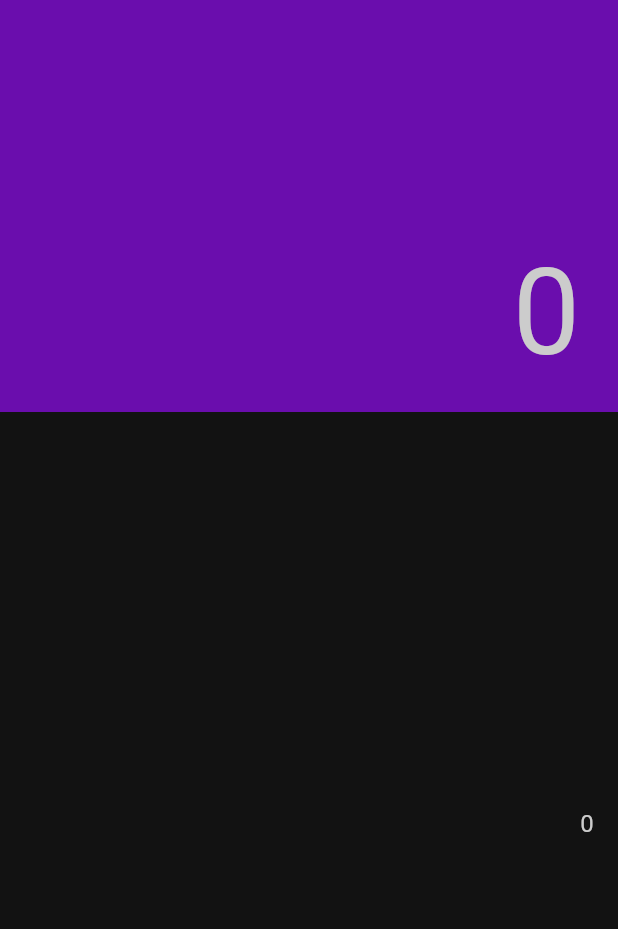
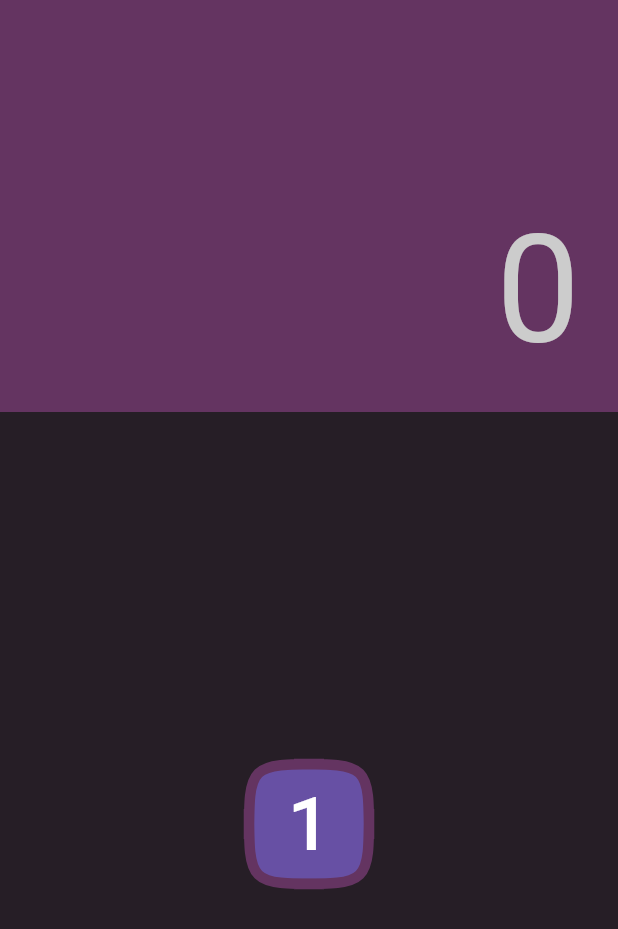
Before and after one commit to Guyllem/calculesther, a Flutter app: the screen it shows after launch, on a phone screen of 412 x 824 dp. Shown: the top 929 px of the screen. Run offline on Flutter 3.47's test engine with Material 3 defaults, Android fonts, the phone set to English and light mode, and no system bars; Roboto replaces fonts that are missing (Filxgirl).

Commit message:
1rst button design

```diff
--- a/lib/calculatrice.dart
+++ b/lib/calculatrice.dart
@@ -17,12 +17,13 @@ class _CalculatriceState extends State<Calculatrice> {
           Expanded(
             flex: 1,
             child: Container(
-              color: AppColors.deepPurple,
+              color: AppColors.topLayout,
               padding: const EdgeInsets.fromLTRB(0, 0, 25, 10),
               alignment: Alignment.bottomRight,
               child: const Text("0",
                 style: TextStyle(
-                  fontSize: 80,
+                  fontSize: 100,
+                  fontFamily: "Filxgirl",
                   color: AppColors.text),
                   textAlign: TextAlign.right,
               ),
@@ -34,14 +35,32 @@ class _CalculatriceState extends State<Calculatrice> {
               color: AppColors.black,
               padding: const EdgeInsets.all(16),
               alignment: Alignment.centerRight,
-              child: const Text("0",
-                style: TextStyle(
-                    fontSize: 16,
-                    color: AppColors.text),
-                textAlign: TextAlign.right,
+              child: Row(
+                mainAxisAlignment: MainAxisAlignment.spaceEvenly,
+                children: [
+                  FilledButton(
+                      onPressed: () {},
+                      style: ButtonStyle(
+                        minimumSize: const WidgetStatePropertyAll(Size(80, 80)),
+                        shape: WidgetStatePropertyAll(ContinuousRectangleBorder(
+                          borderRadius: BorderRadius.circular(50),
+                          side: const BorderSide(
+                            color: AppColors.topLayout,
+                            width: 7
+                          )
+                          )
+                        )
+                      ),
+                      child: const Text("1",
+                        style: TextStyle(
+                          fontSize: 50,
+                        ),
+                      ),
+                  ),
+                ],
               ),
             ),
-          )
+          ),
         ],
       ),
     );
--- a/lib/main.dart
+++ b/lib/main.dart
@@ -1,5 +1,4 @@
 import 'package:flutter/material.dart';
-import 'package:calculesther/theme/colors.dart';
 import 'calculatrice.dart';
 
 void main() {
--- a/lib/theme/colors.dart
+++ b/lib/theme/colors.dart
@@ -1,8 +1,8 @@
 import 'package:flutter/material.dart';
 
 class AppColors {
-  static const Color black = Color(0xFF121212);
-  static const Color deepPurple = Color(0xFF6A0DAD);
-  static const Color details = Color(0xFFC299FF);
+  static const Color black = Color(0xFF261E26);
+  static const Color button = Color(0xFF3E3C5D);
+  static const Color topLayout = Color(0xFF643461);
   static const Color text = Color(0xFFCCCCCC);
 }
```
Also changed, not shown: pubspec.yaml (+4 -14 lines), assets/fonts/Filxgirl.TTF (added).
